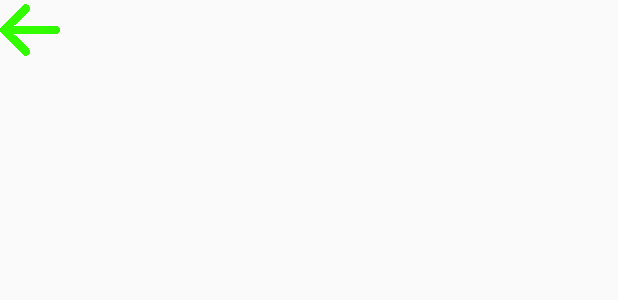
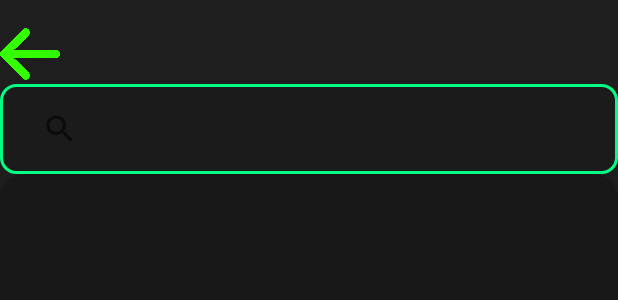
Before and after one commit to DarkTma/myBudget, an Android app: the layout activity_expenses.xml on its own in the app's theme, with its tools: preview values and no code run, on a phone screen of 412 x 824 dp. Shown: the top 300 px of the screen. Run offline under Robolectric (Android 15) with nearby library versions, the phone set to English and light mode, and no system bars.

Commit message:
search + error cheks  + design

```diff
--- a/app/src/main/java/com/example/mybudget1/DatabaseHelper2.java
+++ b/app/src/main/java/com/example/mybudget1/DatabaseHelper2.java
@@ -29,7 +29,7 @@ public class DatabaseHelper2 extends SQLiteOpenHelper {
     private static final String COLUMN_NAME = "name";
     private static final String COLUMN_SPENTDAY = "spentday";
     private static final String COLUMN_DONE = "isdone";
-    private static final String COLUMN_SPENT = "spent";
+    private static final String COLUMN_SPENT = "monthly_spent";
     private static final String COLUMN_INCOME = "income";
     private static final String COLUMN_INCOMEDAY = "incomeday";
     private static final String COLUMN_ONCEINCOME = "onceincome";
--- a/app/src/main/java/com/example/mybudget1/ExpenseData.java
+++ b/app/src/main/java/com/example/mybudget1/ExpenseData.java
@@ -33,7 +33,7 @@ public class ExpenseData {
         this.amount = amount;
     }
 
-    public String getdate() {
+    public String getDate() {
         return date;
     }
 
--- a/app/src/main/java/com/example/mybudget1/MonthDetailAdapter.java
+++ b/app/src/main/java/com/example/mybudget1/MonthDetailAdapter.java
@@ -43,6 +43,7 @@ public class MonthDetailAdapter extends RecyclerView.Adapter<MonthDetailAdapter.
         holder.name.setText(data.getName());
         holder.amount.setText("сумма: " + data.getAmount());
         holder.day.setText("День: " + data.getDay());
+        holder.category.setText(data.getCategory());
     }
 
     @Override
@@ -51,7 +52,7 @@ public class MonthDetailAdapter extends RecyclerView.Adapter<MonthDetailAdapter.
     }
 
     public static class MonthDetailViewHolder extends RecyclerView.ViewHolder {
-        TextView type, name, amount, day;
+        TextView type, name, amount, day , category;
 
         public MonthDetailViewHolder(View itemView) {
             super(itemView);
@@ -59,6 +60,7 @@ public class MonthDetailAdapter extends RecyclerView.Adapter<MonthDetailAdapter.
             name = itemView.findViewById(R.id.name);
             amount = itemView.findViewById(R.id.amount);
             day = itemView.findViewById(R.id.day);
+            category = itemView.findViewById(R.id.category);
         }
     }
 }
--- a/app/src/main/java/com/example/mybudget1/MonthDetailData.java
+++ b/app/src/main/java/com/example/mybudget1/MonthDetailData.java
@@ -5,12 +5,14 @@ public class MonthDetailData {
     private String name;  // Имя категории
     private int amount;   // Сумма (доход или расход)
     private int day;      // День месяца
+    private String category;
 
-    public MonthDetailData(String type, String name, int amount, int day) {
+    public MonthDetailData(String type, String name, int amount, int day , String category) {
         this.type = type;
         this.name = name;
         this.amount = amount;
         this.day = day;
+        this.category = category;
     }
 
     // Геттеры и сеттеры
@@ -29,4 +31,6 @@ public class MonthDetailData {
     public int getDay() {
         return day;
     }
+
+    public  String getCategory(){ return category; }
 }
--- a/app/src/main/java/com/example/mybudget1/SpentActivity.java
+++ b/app/src/main/java/com/example/mybudget1/SpentActivity.java
@@ -178,7 +178,7 @@ public class SpentActivity extends AppCompatActivity {
         if (income != null && income.moveToFirst()) {
             do {
                 String name = income.getString(income.getColumnIndexOrThrow("name"));
-                int spentNum = income.getInt(income.getColumnIndexOrThrow("spent"));
+                int spentNum = income.getInt(income.getColumnIndexOrThrow("monthly_spent"));
                 String date = income.getString(income.getColumnIndexOrThrow("spentday"));
                 spentList.add(new SpentItem(name, spentNum, date));
             } while (income.moveToNext());
--- /dev/null
+++ b/app/src/main/res/drawable/item_background.xml
@@ -0,0 +1,6 @@
+<?xml version="1.0" encoding="utf-8"?>
+<shape xmlns:android="http://schemas.android.com/apk/res/android">
+    <solid android:color="#333333"/>  <!-- Фон -->
+    <corners android:radius="12dp"/>  <!-- Закруглённые углы -->
+    <padding android:left="16dp" android:top="8dp" android:right="16dp" android:bottom="8dp"/>
+</shape>
--- a/app/src/main/res/layout/activity_expenses.xml
+++ b/app/src/main/res/layout/activity_expenses.xml
@@ -2,27 +2,46 @@
 <androidx.constraintlayout.widget.ConstraintLayout xmlns:android="http://schemas.android.com/apk/res/android"
     xmlns:app="http://schemas.android.com/apk/res-auto"
     xmlns:tools="http://schemas.android.com/tools"
+    android:background="@color/my_darkbg"
     android:layout_width="match_parent"
     android:layout_height="match_parent">
 
+    <!-- Кнопка "Назад" -->
     <ImageButton
         android:id="@+id/buttonBackFromExpenses"
         android:layout_width="40dp"
         android:layout_height="40dp"
-        android:layout_gravity="end"
+        android:layout_marginTop="16dp"
         android:background="?android:attr/selectableItemBackground"
-        android:contentDescription="Edit"
+        android:contentDescription="Back"
         android:scaleType="centerInside"
         android:src="@drawable/arrow"
-        tools:ignore="MissingConstraints" />
+        app:layout_constraintStart_toStartOf="parent"
+        app:layout_constraintTop_toTopOf="parent" />
 
-    <ListView
-        android:id="@+id/listViewExpenses"
-        android:layout_width="415dp"
-        android:layout_height="624dp"
+    <!-- Поле для поиска -->
+    <SearchView
+        android:id="@+id/searchView"
+        android:layout_width="0dp"
+        android:layout_height="60dp"
+        android:queryHint="Поиск по дате или имени"
+        android:background="@drawable/edit_text_style"
+        app:layout_constraintStart_toStartOf="parent"
+        app:layout_constraintEnd_toEndOf="parent"
+        app:layout_constraintTop_toBottomOf="@id/buttonBackFromExpenses"
+        app:layout_constraintBottom_toTopOf="@id/recyclerViewExpenses" />
+
+    <!-- RecyclerView для списка расходов -->
+    <androidx.recyclerview.widget.RecyclerView
+        android:id="@+id/recyclerViewExpenses"
+        android:layout_width="0dp"
+        android:layout_height="0dp"
+        android:padding="8dp"
+        android:background="@drawable/list_item_background"
+        android:divider="@android:color/holo_blue_dark"
+        app:layout_constraintTop_toBottomOf="@id/searchView"
         app:layout_constraintBottom_toBottomOf="parent"
-        app:layout_constraintTop_toTopOf="parent"
-        tools:ignore="MissingConstraints" />
-
+        app:layout_constraintStart_toStartOf="parent"
+        app:layout_constraintEnd_toEndOf="parent" />
 
 </androidx.constraintlayout.widget.ConstraintLayout>
--- a/app/src/main/res/values/colors.xml
+++ b/app/src/main/res/values/colors.xml
@@ -23,5 +23,9 @@
     <color name="text_secondary">#B0B0B0</color> <!-- Серый текст -->
     <color name="divider">#292929</color> <!-- Разделительная линия -->
 
+    <color name="gray">#CCCCCC</color>
+    <color name="green">#4CAF50</color>
+    <color name="yellow">#FFD700</color>
+
 
 </resources>
```
Also changed, not shown: app/src/main/java/com/example/mybudget1/DatabaseHelper.java (+25 -8 lines), app/src/main/java/com/example/mybudget1/ExpenseAdapter.java (added, +59 -0 lines), app/src/main/java/com/example/mybudget1/ExpensesActivity.java (+85 -17 lines), app/src/main/java/com/example/mybudget1/FileHelper.java (+11 -0 lines), app/src/main/java/com/example/mybudget1/MonthDetailActivity.java (+35 -6 lines), app/src/main/res/layout/activity_month_detail.xml (+11 -0 lines), app/src/main/res/layout/item_expense.xml (added, +38 -0 lines), app/src/main/res/layout/item_month_detail.xml (+9 -1 lines).
